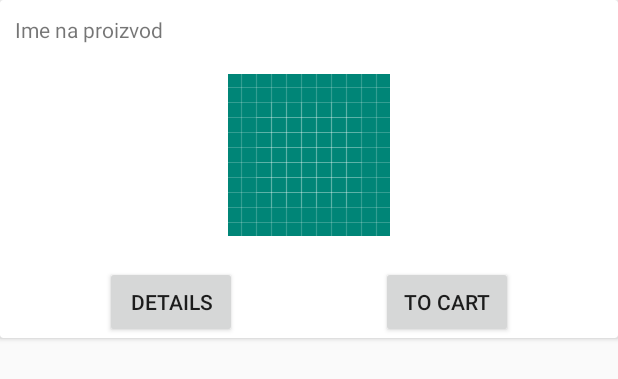
After one commit to MonikaSimona/Shopping-App, an Android app: the layout product_card.xml on its own in the app's theme, with its tools: preview values and no code run, on a phone screen of 412 x 824 dp. The commit adds this screen. Shown: the top 379 px of the screen. Run offline under Robolectric (Android 15) with nearby library versions, the phone set to English and light mode, and no system bars.

Commit message:
productFrag, DetailFrag, productCard-Layout

```diff
--- a/app/build.gradle
+++ b/app/build.gradle
@@ -23,7 +23,11 @@ dependencies {
     implementation fileTree(dir: 'libs', include: ['*.jar'])
     implementation 'androidx.appcompat:appcompat:1.0.2'
     implementation 'androidx.constraintlayout:constraintlayout:1.1.3'
+    implementation 'androidx.legacy:legacy-support-v4:1.0.0'
     testImplementation 'junit:junit:4.12'
     androidTestImplementation 'androidx.test.ext:junit:1.1.0'
     androidTestImplementation 'androidx.test.espresso:espresso-core:3.1.1'
+    implementation 'androidx.recyclerview:recyclerview:1.1.0'
+    implementation 'com.android.support:cardview-v7:28.0.0'
+
 }
--- a/app/src/main/AndroidManifest.xml
+++ b/app/src/main/AndroidManifest.xml
@@ -1,6 +1,6 @@
 <?xml version="1.0" encoding="utf-8"?>
 <manifest xmlns:android="http://schemas.android.com/apk/res/android"
-    package="com.example.shopping_app" >
+    package="com.example.shopping_app">
 
     <application
         android:allowBackup="true"
@@ -8,8 +8,8 @@
         android:label="@string/app_name"
         android:roundIcon="@mipmap/ic_launcher_round"
         android:supportsRtl="true"
-        android:theme="@style/AppTheme" >
-        <activity android:name=".MainActivity" >
+        android:theme="@style/AppTheme">
+        <activity android:name=".MainActivity">
             <intent-filter>
                 <action android:name="android.intent.action.MAIN" />
 
--- a/app/src/main/java/com/example/shopping_app/MainActivity.java
+++ b/app/src/main/java/com/example/shopping_app/MainActivity.java
@@ -1,6 +1,7 @@
 package com.example.shopping_app;
 
 import androidx.appcompat.app.AppCompatActivity;
+
 import android.os.Bundle;
 
 public class MainActivity extends AppCompatActivity {
--- a/app/src/main/res/drawable/ic_launcher_background.xml
+++ b/app/src/main/res/drawable/ic_launcher_background.xml
@@ -1,74 +1,170 @@
 <?xml version="1.0" encoding="utf-8"?>
-<vector
+<vector xmlns:android="http://schemas.android.com/apk/res/android"
+    android:width="108dp"
     android:height="108dp"
-    android:width="108dp"
-    android:viewportHeight="108"
     android:viewportWidth="108"
-    xmlns:android="http://schemas.android.com/apk/res/android">
-    <path android:fillColor="#008577"
-          android:pathData="M0,0h108v108h-108z"/>
-    <path android:fillColor="#00000000" android:pathData="M9,0L9,108"
-          android:strokeColor="#33FFFFFF" android:strokeWidth="0.8"/>
-    <path android:fillColor="#00000000" android:pathData="M19,0L19,108"
-          android:strokeColor="#33FFFFFF" android:strokeWidth="0.8"/>
-    <path android:fillColor="#00000000" android:pathData="M29,0L29,108"
-          android:strokeColor="#33FFFFFF" android:strokeWidth="0.8"/>
-    <path android:fillColor="#00000000" android:pathData="M39,0L39,108"
-          android:strokeColor="#33FFFFFF" android:strokeWidth="0.8"/>
-    <path android:fillColor="#00000000" android:pathData="M49,0L49,108"
-          android:strokeColor="#33FFFFFF" android:strokeWidth="0.8"/>
-    <path android:fillColor="#00000000" android:pathData="M59,0L59,108"
-          android:strokeColor="#33FFFFFF" android:strokeWidth="0.8"/>
-    <path android:fillColor="#00000000" android:pathData="M69,0L69,108"
-          android:strokeColor="#33FFFFFF" android:strokeWidth="0.8"/>
-    <path android:fillColor="#00000000" android:pathData="M79,0L79,108"
-          android:strokeColor="#33FFFFFF" android:strokeWidth="0.8"/>
-    <path android:fillColor="#00000000" android:pathData="M89,0L89,108"
-          android:strokeColor="#33FFFFFF" android:strokeWidth="0.8"/>
-    <path android:fillColor="#00000000" android:pathData="M99,0L99,108"
-          android:strokeColor="#33FFFFFF" android:strokeWidth="0.8"/>
-    <path android:fillColor="#00000000" android:pathData="M0,9L108,9"
-          android:strokeColor="#33FFFFFF" android:strokeWidth="0.8"/>
-    <path android:fillColor="#00000000" android:pathData="M0,19L108,19"
-          android:strokeColor="#33FFFFFF" android:strokeWidth="0.8"/>
-    <path android:fillColor="#00000000" android:pathData="M0,29L108,29"
-          android:strokeColor="#33FFFFFF" android:strokeWidth="0.8"/>
-    <path android:fillColor="#00000000" android:pathData="M0,39L108,39"
-          android:strokeColor="#33FFFFFF" android:strokeWidth="0.8"/>
-    <path android:fillColor="#00000000" android:pathData="M0,49L108,49"
-          android:strokeColor="#33FFFFFF" android:strokeWidth="0.8"/>
-    <path android:fillColor="#00000000" android:pathData="M0,59L108,59"
-          android:strokeColor="#33FFFFFF" android:strokeWidth="0.8"/>
-    <path android:fillColor="#00000000" android:pathData="M0,69L108,69"
-          android:strokeColor="#33FFFFFF" android:strokeWidth="0.8"/>
-    <path android:fillColor="#00000000" android:pathData="M0,79L108,79"
-          android:strokeColor="#33FFFFFF" android:strokeWidth="0.8"/>
-    <path android:fillColor="#00000000" android:pathData="M0,89L108,89"
-          android:strokeColor="#33FFFFFF" android:strokeWidth="0.8"/>
-    <path android:fillColor="#00000000" android:pathData="M0,99L108,99"
-          android:strokeColor="#33FFFFFF" android:strokeWidth="0.8"/>
-    <path android:fillColor="#00000000" android:pathData="M19,29L89,29"
-          android:strokeColor="#33FFFFFF" android:strokeWidth="0.8"/>
-    <path android:fillColor="#00000000" android:pathData="M19,39L89,39"
-          android:strokeColor="#33FFFFFF" android:strokeWidth="0.8"/>
-    <path android:fillColor="#00000000" android:pathData="M19,49L89,49"
-          android:strokeColor="#33FFFFFF" android:strokeWidth="0.8"/>
-    <path android:fillColor="#00000000" android:pathData="M19,59L89,59"
-          android:strokeColor="#33FFFFFF" android:strokeWidth="0.8"/>
-    <path android:fillColor="#00000000" android:pathData="M19,69L89,69"
-          android:strokeColor="#33FFFFFF" android:strokeWidth="0.8"/>
-    <path android:fillColor="#00000000" android:pathData="M19,79L89,79"
-          android:strokeColor="#33FFFFFF" android:strokeWidth="0.8"/>
-    <path android:fillColor="#00000000" android:pathData="M29,19L29,89"
-          android:strokeColor="#33FFFFFF" android:strokeWidth="0.8"/>
-    <path android:fillColor="#00000000" android:pathData="M39,19L39,89"
-          android:strokeColor="#33FFFFFF" android:strokeWidth="0.8"/>
-    <path android:fillColor="#00000000" android:pathData="M49,19L49,89"
-          android:strokeColor="#33FFFFFF" android:strokeWidth="0.8"/>
-    <path android:fillColor="#00000000" android:pathData="M59,19L59,89"
-          android:strokeColor="#33FFFFFF" android:strokeWidth="0.8"/>
-    <path android:fillColor="#00000000" android:pathData="M69,19L69,89"
-          android:strokeColor="#33FFFFFF" android:strokeWidth="0.8"/>
-    <path android:fillColor="#00000000" android:pathData="M79,19L79,89"
-          android:strokeColor="#33FFFFFF" android:strokeWidth="0.8"/>
+    android:viewportHeight="108">
+    <path
+        android:fillColor="#008577"
+        android:pathData="M0,0h108v108h-108z" />
+    <path
+        android:fillColor="#00000000"
+        android:pathData="M9,0L9,108"
+        android:strokeWidth="0.8"
+        android:strokeColor="#33FFFFFF" />
+    <path
+        android:fillColor="#00000000"
+        android:pathData="M19,0L19,108"
+        android:strokeWidth="0.8"
+        android:strokeColor="#33FFFFFF" />
+    <path
+        android:fillColor="#00000000"
+        android:pathData="M29,0L29,108"
+        android:strokeWidth="0.8"
+        android:strokeColor="#33FFFFFF" />
+    <path
+        android:fillColor="#00000000"
+        android:pathData="M39,0L39,108"
+        android:strokeWidth="0.8"
+        android:strokeColor="#33FFFFFF" />
+    <path
+        android:fillColor="#00000000"
+        android:pathData="M49,0L49,108"
+        android:strokeWidth="0.8"
+        android:strokeColor="#33FFFFFF" />
+    <path
+        android:fillColor="#00000000"
+        android:pathData="M59,0L59,108"
+        android:strokeWidth="0.8"
+        android:strokeColor="#33FFFFFF" />
+    <path
+        android:fillColor="#00000000"
+        android:pathData="M69,0L69,108"
+        android:strokeWidth="0.8"
+        android:strokeColor="#33FFFFFF" />
+    <path
+        android:fillColor="#00000000"
+        android:pathData="M79,0L79,108"
+        android:strokeWidth="0.8"
+        android:strokeColor="#33FFFFFF" />
+    <path
+        android:fillColor="#00000000"
+        android:pathData="M89,0L89,108"
+        android:strokeWidth="0.8"
+        android:strokeColor="#33FFFFFF" />
+    <path
+        android:fillColor="#00000000"
+        android:pathData="M99,0L99,108"
+        android:strokeWidth="0.8"
+        android:strokeColor="#33FFFFFF" />
+    <path
+        android:fillColor="#00000000"
+        android:pathData="M0,9L108,9"
+        android:strokeWidth="0.8"
+        android:strokeColor="#33FFFFFF" />
+    <path
+        android:fillColor="#00000000"
+        android:pathData="M0,19L108,19"
+        android:strokeWidth="0.8"
+        android:strokeColor="#33FFFFFF" />
+    <path
+        android:fillColor="#00000000"
+        android:pathData="M0,29L108,29"
+        android:strokeWidth="0.8"
+        android:strokeColor="#33FFFFFF" />
+    <path
+        android:fillColor="#00000000"
+        android:pathData="M0,39L108,39"
+        android:strokeWidth="0.8"
+        android:strokeColor="#33FFFFFF" />
+    <path
+        android:fillColor="#00000000"
+        android:pathData="M0,49L108,49"
+        android:strokeWidth="0.8"
+        android:strokeColor="#33FFFFFF" />
+    <path
+        android:fillColor="#00000000"
+        android:pathData="M0,59L108,59"
+        android:strokeWidth="0.8"
+        android:strokeColor="#33FFFFFF" />
+    <path
+        android:fillColor="#00000000"
+        android:pathData="M0,69L108,69"
+        android:strokeWidth="0.8"
+        android:strokeColor="#33FFFFFF" />
+    <path
+        android:fillColor="#00000000"
+        android:pathData="M0,79L108,79"
+        android:strokeWidth="0.8"
+        android:strokeColor="#33FFFFFF" />
+    <path
+        android:fillColor="#00000000"
+        android:pathData="M0,89L108,89"
+        android:strokeWidth="0.8"
+        android:strokeColor="#33FFFFFF" />
+    <path
+        android:fillColor="#00000000"
+        android:pathData="M0,99L108,99"
+        android:strokeWidth="0.8"
+        android:strokeColor="#33FFFFFF" />
+    <path
+        android:fillColor="#00000000"
+        android:pathData="M19,29L89,29"
+        android:strokeWidth="0.8"
+        android:strokeColor="#33FFFFFF" />
+    <path
+        android:fillColor="#00000000"
+        android:pathData="M19,39L89,39"
+        android:strokeWidth="0.8"
+        android:strokeColor="#33FFFFFF" />
+    <path
+        android:fillColor="#00000000"
+        android:pathData="M19,49L89,49"
+        android:strokeWidth="0.8"
+        android:strokeColor="#33FFFFFF" />
+    <path
+        android:fillColor="#00000000"
+        android:pathData="M19,59L89,59"
+        android:strokeWidth="0.8"
+        android:strokeColor="#33FFFFFF" />
+    <path
+        android:fillColor="#00000000"
+        android:pathData="M19,69L89,69"
+        android:strokeWidth="0.8"
+        android:strokeColor="#33FFFFFF" />
+    <path
+        android:fillColor="#00000000"
+        android:pathData="M19,79L89,79"
+        android:strokeWidth="0.8"
+        android:strokeColor="#33FFFFFF" />
+    <path
+        android:fillColor="#00000000"
+        android:pathData="M29,19L29,89"
+        android:strokeWidth="0.8"
+        android:strokeColor="#33FFFFFF" />
+    <path
+        android:fillColor="#00000000"
+        android:pathData="M39,19L39,89"
+        android:strokeWidth="0.8"
+        android:strokeColor="#33FFFFFF" />
+    <path
+        android:fillColor="#00000000"
+        android:pathData="M49,19L49,89"
+        android:strokeWidth="0.8"
+        android:strokeColor="#33FFFFFF" />
+    <path
+        android:fillColor="#00000000"
+        android:pathData="M59,19L59,89"
+        android:strokeWidth="0.8"
+        android:strokeColor="#33FFFFFF" />
+    <path
+        android:fillColor="#00000000"
+        android:pathData="M69,19L69,89"
+        android:strokeWidth="0.8"
+        android:strokeColor="#33FFFFFF" />
+    <path
+        android:fillColor="#00000000"
+        android:pathData="M79,19L79,89"
+        android:strokeWidth="0.8"
+        android:strokeColor="#33FFFFFF" />
 </vector>
--- /dev/null
+++ b/app/src/main/res/layout/product_card.xml
@@ -0,0 +1,53 @@
+<?xml version="1.0" encoding="utf-8"?>
+<LinearLayout xmlns:android="http://schemas.android.com/apk/res/android"
+    xmlns:app="http://schemas.android.com/apk/res-auto"
+    android:orientation="vertical"
+    android:layout_width="match_parent"
+    android:layout_height="match_parent">
+   <androidx.cardview.widget.CardView
+       android:layout_width="match_parent"
+       android:layout_height="wrap_content"
+       app:cardPreventCornerOverlap="true">
+<RelativeLayout
+    android:layout_width="match_parent"
+    android:layout_height="match_parent">
+    <TextView
+        android:id="@+id/productName"
+        android:layout_width="match_parent"
+        android:layout_height="wrap_content"
+        android:text="Ime na proizvod"
+        android:layout_marginTop="10dp"
+        android:layout_marginLeft="10dp"/>
+    <ImageView
+        android:id="@+id/productImage"
+        android:layout_width="match_parent"
+        android:layout_height="wrap_content"
+        android:src="@drawable/ic_launcher_background"
+        android:layout_below="@+id/productName"
+        android:layout_marginBottom="20dp"
+        android:layout_marginTop="20dp"
+        />
+    <Button
+        android:layout_width="wrap_content"
+        android:layout_height="wrap_content"
+        android:text="Details"
+        android:layout_below="@+id/productImage"
+        android:layout_marginLeft="70dp"/>
+    <Button
+        android:layout_width="wrap_content"
+        android:layout_height="wrap_content"
+        android:layout_below="@+id/productImage"
+        android:layout_alignParentEnd="true"
+        android:layout_marginRight="70dp"
+        android:text="to cart"/>
+
+</RelativeLayout>
+
+
+
+
+
+   </androidx.cardview.widget.CardView>
+
+
+</LinearLayout>
--- a/app/src/main/res/mipmap-anydpi-v26/ic_launcher.xml
+++ b/app/src/main/res/mipmap-anydpi-v26/ic_launcher.xml
@@ -1,5 +1,5 @@
 <?xml version="1.0" encoding="utf-8"?>
 <adaptive-icon xmlns:android="http://schemas.android.com/apk/res/android">
-    <background android:drawable="@drawable/ic_launcher_background"/>
-    <foreground android:drawable="@drawable/ic_launcher_foreground"/>
+    <background android:drawable="@drawable/ic_launcher_background" />
+    <foreground android:drawable="@drawable/ic_launcher_foreground" />
 </adaptive-icon>
--- a/app/src/main/res/mipmap-anydpi-v26/ic_launcher_round.xml
+++ b/app/src/main/res/mipmap-anydpi-v26/ic_launcher_round.xml
@@ -1,5 +1,5 @@
 <?xml version="1.0" encoding="utf-8"?>
 <adaptive-icon xmlns:android="http://schemas.android.com/apk/res/android">
-    <background android:drawable="@drawable/ic_launcher_background"/>
-    <foreground android:drawable="@drawable/ic_launcher_foreground"/>
+    <background android:drawable="@drawable/ic_launcher_background" />
+    <foreground android:drawable="@drawable/ic_launcher_foreground" />
 </adaptive-icon>
--- a/app/src/main/res/values/strings.xml
+++ b/app/src/main/res/values/strings.xml
@@ -1,3 +1,6 @@
 <resources>
     <string name="app_name">Shopping-App</string>
+
+    <!-- TODO: Remove or change this placeholder text -->
+    <string name="hello_blank_fragment">Hello blank fragment</string>
 </resources>
--- a/gradle.properties
+++ b/gradle.properties
@@ -1,21 +1,16 @@
 # Project-wide Gradle settings.
-
 # IDE (e.g. Android Studio) users:
 # Gradle settings configured through the IDE *will override*
 # any settings specified in this file.
-
 # For more details on how to configure your build environment visit
 # http://www.gradle.org/docs/current/userguide/build_environment.html
-
 # Specifies the JVM arguments used for the daemon process.
 # The setting is particularly useful for tweaking memory settings.
 org.gradle.jvmargs=-Xmx1536m
-
 # When configured, Gradle will run in incubating parallel mode.
 # This option should only be used with decoupled projects. More details, visit
 # http://www.gradle.org/docs/current/userguide/multi_project_builds.html#sec:decoupled_projects
 # org.gradle.parallel=true
-
 # AndroidX package structure to make it clearer which packages are bundled with the
 # Android operating system, and which are packaged with your app's APK
 # https://developer.android.com/topic/libraries/support-library/androidx-rn
```
Also changed, not shown: app/src/main/java/com/example/shopping_app/DetailsFrag.java (added, +31 -0 lines), app/src/main/java/com/example/shopping_app/ProductsFrag.java (added, +31 -0 lines), app/src/main/res/drawable-v24/ic_launcher_foreground.xml (+6 -6 lines), app/src/main/res/layout/activity_main.xml (+20 -13 lines), app/src/main/res/layout/fragment_details.xml (added, +11 -0 lines), app/src/main/res/layout/fragment_products.xml (added, +18 -0 lines), 1 other file.
